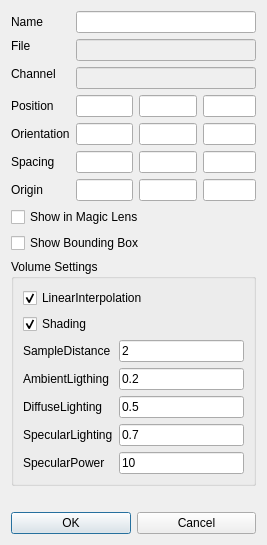
Qt form core/src/modalityProperties.ui (3dct/open_iA) before a commit.
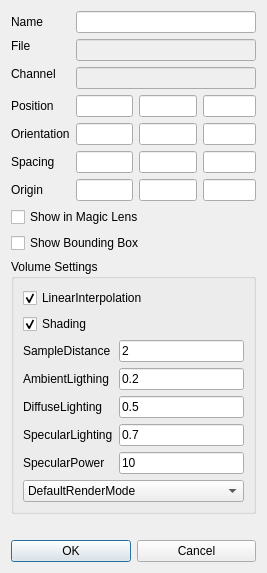
The same form after that commit.

Commit message: Dialog modality properties:  render mode fix

Diff of the .ui file:
```diff
--- a/core/src/modalityProperties.ui
+++ b/core/src/modalityProperties.ui
@@ -7,7 +7,7 @@
     <x>0</x>
     <y>0</y>
     <width>267</width>
-    <height>509</height>
+    <height>525</height>
    </rect>
   </property>
   <property name="windowTitle">
@@ -254,6 +254,25 @@
         </item>
        </layout>
       </item>
+      <item>
+       <widget class="QComboBox" name="cb_RenderMode">
+        <item>
+         <property name="text">
+          <string>DefaultRenderMode</string>
+         </property>
+        </item>
+        <item>
+         <property name="text">
+          <string>RayCastRenderMode</string>
+         </property>
+        </item>
+        <item>
+         <property name="text">
+          <string>GPURenderMode</string>
+         </property>
+        </item>
+       </widget>
+      </item>
      </layout>
     </widget>
    </item>
```
The commit also changes 6 other files.
